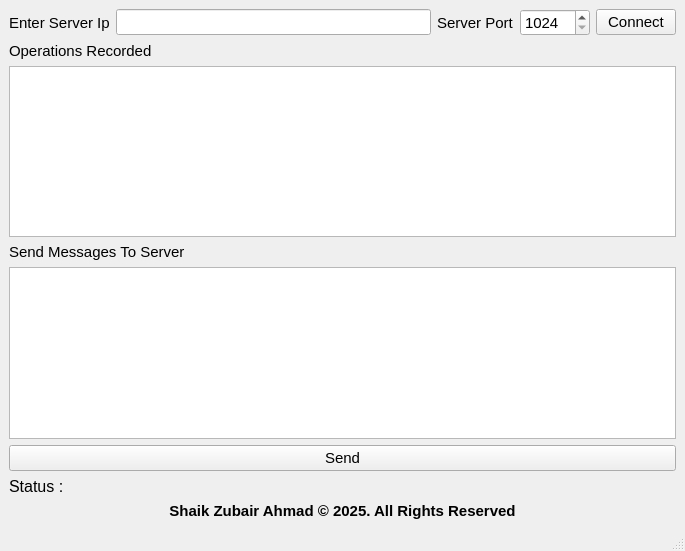
Above: mainwindow.ui from zubair-appdev/ClientApp before the change. Below: the same form after it.
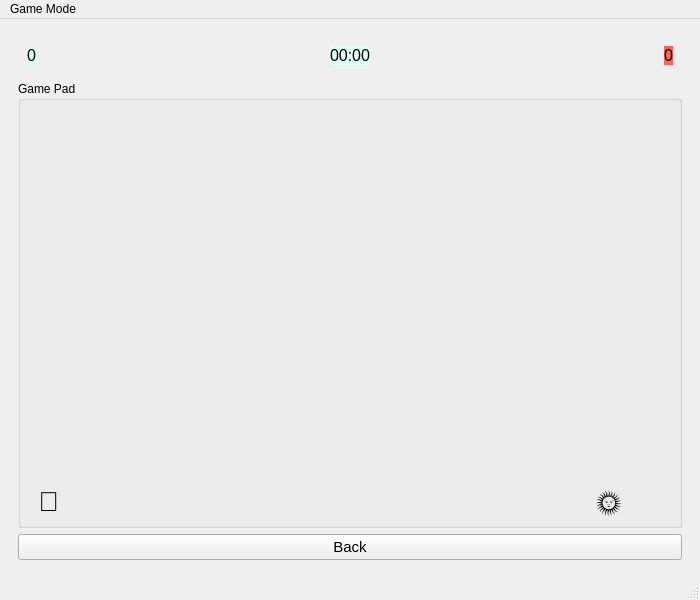
That is the form after the change.

Commit message: Added game mode

Diff of the .ui file:
```diff
--- a/mainwindow.ui
+++ b/mainwindow.ui
@@ -6,8 +6,8 @@
    <rect>
     <x>0</x>
     <y>0</y>
-    <width>685</width>
-    <height>551</height>
+    <width>700</width>
+    <height>600</height>
    </rect>
   </property>
   <property name="windowTitle">
@@ -16,7 +16,20 @@
   <property name="toolTip">
    <string/>
   </property>
+  <property name="styleSheet">
+   <string notr="true"/>
+  </property>
   <widget class="QWidget" name="centralwidget">
+   <layout class="QGridLayout" name="gridLayout_2">
+    <item row="0" column="0">
+     <widget class="QStackedWidget" name="stackedWidget">
+      <property name="styleSheet">
+       <string notr="true"/>
+      </property>
+      <property name="currentIndex">
+       <number>1</number>
+      </property>
+      <widget class="QWidget" name="page_main">
    <layout class="QGridLayout" name="gridLayout">
     <item row="0" column="0">
      <layout class="QHBoxLayout" name="horizontalLayout">
@@ -183,15 +196,212 @@
     </item>
    </layout>
   </widget>
+      <widget class="QWidget" name="page_game">
+       <layout class="QGridLayout" name="gridLayout_3">
+        <item row="1" column="0">
+         <widget class="QGroupBox" name="groupBox_gamePad">
+          <property name="title">
+           <string>Game Pad</string>
+          </property>
+          <widget class="QLabel" name="label_gameBox">
+           <property name="geometry">
+            <rect>
+             <x>10</x>
+             <y>400</y>
+             <width>41</width>
+             <height>41</height>
+            </rect>
+           </property>
+           <property name="font">
+            <font>
+             <pointsize>20</pointsize>
+            </font>
+           </property>
+           <property name="styleSheet">
+            <string notr="true">background: transparent;
+border-top-left-radius:15px;
+border-bottom-right-radius:15px;</string>
+           </property>
+           <property name="text">
+            <string>🧊</string>
+           </property>
+           <property name="alignment">
+            <set>Qt::AlignCenter</set>
+           </property>
+          </widget>
+          <widget class="QLabel" name="label_gameBox_enemy">
+           <property name="geometry">
+            <rect>
+             <x>570</x>
+             <y>400</y>
+             <width>41</width>
+             <height>41</height>
+            </rect>
+           </property>
+           <property name="font">
+            <font>
+             <pointsize>20</pointsize>
+            </font>
+           </property>
+           <property name="styleSheet">
+            <string notr="true">background-color:transparent;
+border-top-right-radius:15px;
+border-bottom-left-radius:15px;</string>
+           </property>
+           <property name="text">
+            <string>🌞</string>
+           </property>
+           <property name="alignment">
+            <set>Qt::AlignCenter</set>
+           </property>
+          </widget>
+         </widget>
+        </item>
+        <item row="2" column="0">
+         <widget class="QPushButton" name="pushButton_back">
+          <property name="font">
+           <font>
+            <pointsize>11</pointsize>
+           </font>
+          </property>
+          <property name="text">
+           <string>Back</string>
+          </property>
+         </widget>
+        </item>
+        <item row="0" column="0">
+         <widget class="QFrame" name="frame">
+          <property name="sizePolicy">
+           <sizepolicy hsizetype="Preferred" vsizetype="Maximum">
+            <horstretch>0</horstretch>
+            <verstretch>0</verstretch>
+           </sizepolicy>
+          </property>
+          <layout class="QHBoxLayout" name="horizontalLayout_2">
+           <item>
+            <widget class="QLabel" name="label_myScore">
+             <property name="sizePolicy">
+              <sizepolicy hsizetype="Preferred" vsizetype="Maximum">
+               <horstretch>0</horstretch>
+               <verstretch>0</verstretch>
+              </sizepolicy>
+             </property>
+             <property name="font">
+              <font>
+               <pointsize>12</pointsize>
+              </font>
+             </property>
+             <property name="styleSheet">
+              <string notr="true">background-color: rgb(212, 255, 250);</string>
+             </property>
+             <property name="text">
+              <string>0</string>
+             </property>
+             <property name="alignment">
+              <set>Qt::AlignCenter</set>
+             </property>
+            </widget>
+           </item>
+           <item>
+            <spacer name="horizontalSpacer">
+             <property name="orientation">
+              <enum>Qt::Horizontal</enum>
+             </property>
+             <property name="sizeHint" stdset="0">
+              <size>
+               <width>40</width>
+               <height>20</height>
+              </size>
+             </property>
+            </spacer>
+           </item>
+           <item>
+            <widget class="QLabel" name="label_timer">
+             <property name="sizePolicy">
+              <sizepolicy hsizetype="Preferred" vsizetype="Maximum">
+               <horstretch>0</horstretch>
+               <verstretch>0</verstretch>
+              </sizepolicy>
+             </property>
+             <property name="font">
+              <font>
+               <pointsize>12</pointsize>
+              </font>
+             </property>
+             <property name="styleSheet">
+              <string notr="true">background-color: rgb(224, 255, 243);</string>
+             </property>
+             <property name="text">
+              <string>00:00</string>
+             </property>
+             <property name="alignment">
+              <set>Qt::AlignCenter</set>
+             </property>
+            </widget>
+           </item>
+           <item>
+            <spacer name="horizontalSpacer_2">
+             <property name="orientation">
+              <enum>Qt::Horizontal</enum>
+             </property>
+             <property name="sizeHint" stdset="0">
+              <size>
+               <width>40</width>
+               <height>20</height>
+              </size>
+             </property>
+            </spacer>
+           </item>
+           <item>
+            <widget class="QLabel" name="label_enemyScore">
+             <property name="sizePolicy">
+              <sizepolicy hsizetype="Preferred" vsizetype="Maximum">
+               <horstretch>0</horstretch>
+               <verstretch>0</verstretch>
+              </sizepolicy>
+             </property>
+             <property name="font">
+              <font>
+               <pointsize>12</pointsize>
+              </font>
+             </property>
+             <property name="styleSheet">
+              <string notr="true">background-color: rgb(255, 96, 96);</string>
+             </property>
+             <property name="text">
+              <string>0</string>
+             </property>
+             <property name="alignment">
+              <set>Qt::AlignCenter</set>
+             </property>
+            </widget>
+           </item>
+          </layout>
+         </widget>
+        </item>
+       </layout>
+      </widget>
+     </widget>
+    </item>
+   </layout>
+  </widget>
   <widget class="QMenuBar" name="menubar">
    <property name="geometry">
     <rect>
      <x>0</x>
      <y>0</y>
-     <width>685</width>
+     <width>700</width>
      <height>21</height>
     </rect>
    </property>
+   <widget class="QMenu" name="menuGame_Mode">
+    <property name="title">
+     <string>Game Mode</string>
+    </property>
+    <addaction name="actionPlay_Game"/>
+    <addaction name="actionSync_720p"/>
+   </widget>
+   <addaction name="menuGame_Mode"/>
   </widget>
   <widget class="QStatusBar" name="statusbar"/>
  </widget>
```
Left out of the diff: 76 changed lines with no effect on the pictures. Lines whose indentation alone changed are shown as unchanged. The commit also changes 10 other files.
